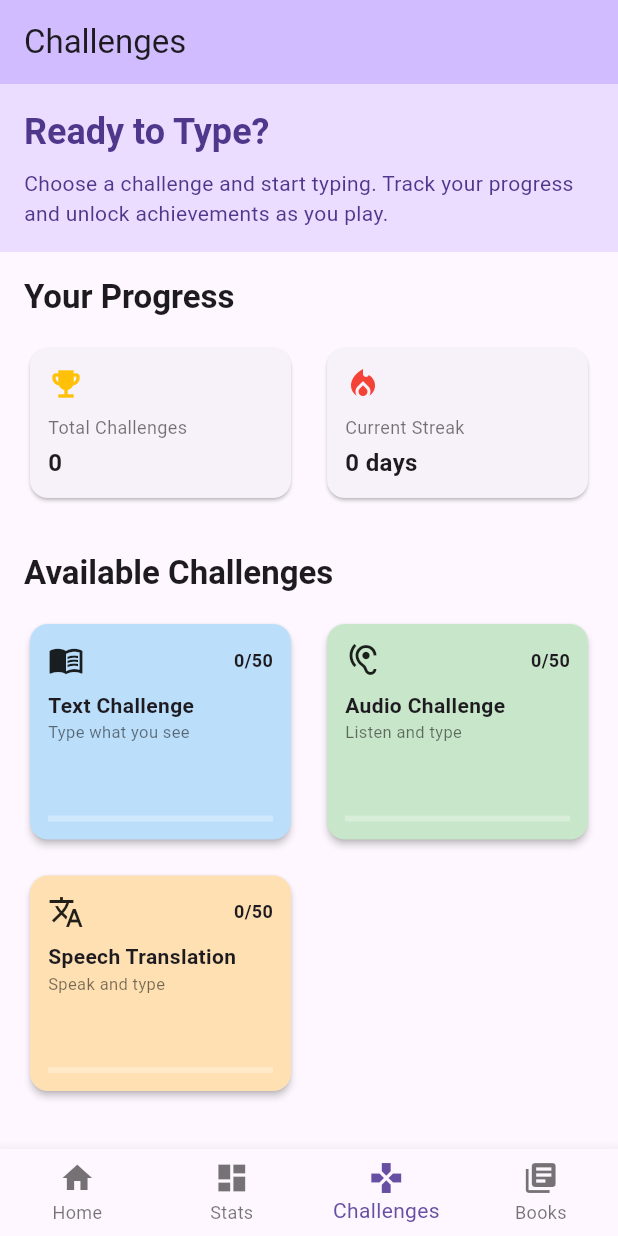
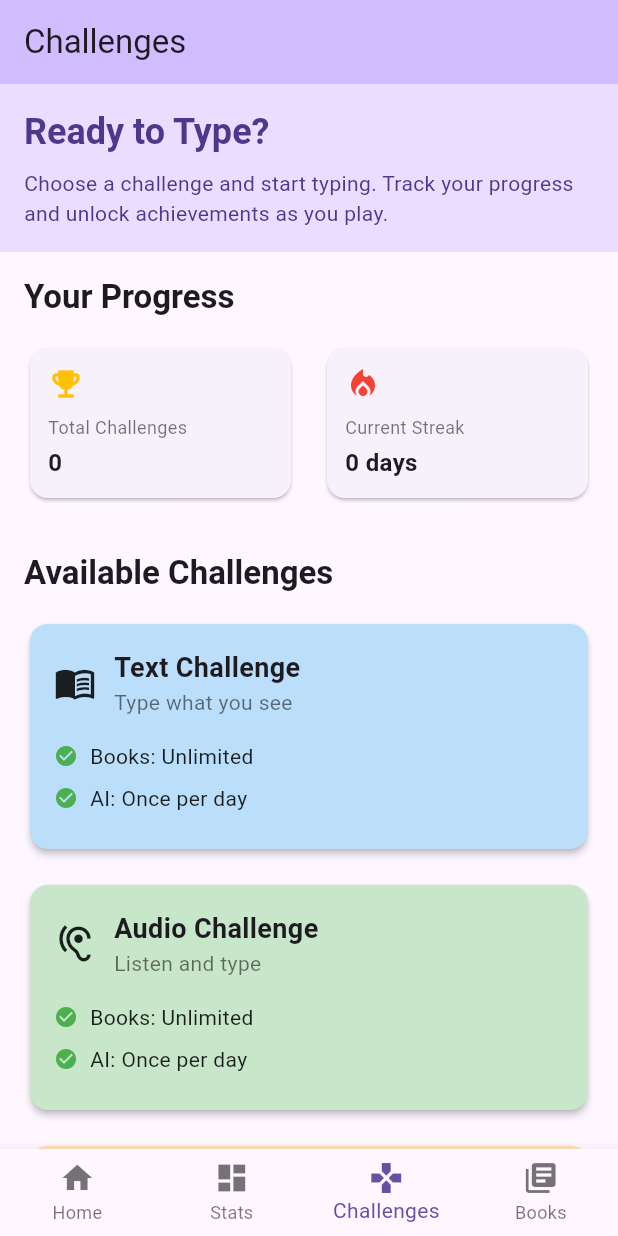
Before and after one commit to hyunjin1012/justype_app, a Flutter app: the screen it shows after launch, item 3 of the bottom bar chosen, on a phone screen of 412 x 824 dp. Run offline on Flutter 3.47's test engine with Material 3 defaults, Android fonts, the light colour scheme and no system bars; our stand-ins replace confetti, flutter_dotenv, flutter_tts, go_router, shared_preferences, speech_to_text; missing offline and left inert: translator; network calls fail.

Commit message:
edit challenges screen to display limits

```diff
--- a/lib/screens/challenges_screen.dart
+++ b/lib/screens/challenges_screen.dart
@@ -43,6 +43,7 @@ class _ChallengesScreenState extends State<ChallengesScreen> {
     final textChallenges = _progressService.getTextChallenges();
     final audioChallenges = _progressService.getAudioChallenges();
     final translationChallenges = _progressService.getTranslationChallenges();
+    final isAiAvailable = _progressService.isAiChallengeAvailableToday();
 
     final List<Map<String, dynamic>> challenges = [
       {
@@ -54,6 +55,18 @@ class _ChallengesScreenState extends State<ChallengesScreen> {
         'progress': textChallenges,
         'total': 50, // Example total
         'subtitle': 'Type what you see',
+        'modes': [
+          {
+            'name': 'Books',
+            'available': true,
+            'limit': 'Unlimited',
+          },
+          {
+            'name': 'AI',
+            'available': isAiAvailable,
+            'limit': 'Once per day',
+          },
+        ],
       },
       {
         'title': 'Audio Challenge',
@@ -64,6 +77,18 @@ class _ChallengesScreenState extends State<ChallengesScreen> {
         'progress': audioChallenges,
         'total': 50, // Example total
         'subtitle': 'Listen and type',
+        'modes': [
+          {
+            'name': 'Books',
+            'available': true,
+            'limit': 'Unlimited',
+          },
+          {
+            'name': 'AI',
+            'available': isAiAvailable,
+            'limit': 'Once per day',
+          },
+        ],
       },
       {
         'title': 'Speech Translation',
@@ -74,6 +99,13 @@ class _ChallengesScreenState extends State<ChallengesScreen> {
         'progress': translationChallenges,
         'total': 50, // Example total
         'subtitle': 'Speak and type',
+        'modes': [
+          {
+            'name': 'Translation',
+            'available': true,
+            'limit': 'Unlimited',
+          },
+        ],
       },
     ];
 
@@ -162,70 +194,86 @@ class _ChallengesScreenState extends State<ChallengesScreen> {
                         ),
                   ),
                   const SizedBox(height: 16),
-                  GridView.builder(
+                  ListView.builder(
                     shrinkWrap: true,
                     physics: const NeverScrollableScrollPhysics(),
-                    gridDelegate:
-                        const SliverGridDelegateWithFixedCrossAxisCount(
-                      crossAxisCount: 2,
-                      childAspectRatio: 1.2,
-                      crossAxisSpacing: 16,
-                      mainAxisSpacing: 16,
-                    ),
                     itemCount: challenges.length,
                     itemBuilder: (context, index) {
                       final challenge = challenges[index];
-                      final progress =
-                          challenge['progress'] / challenge['total'];
-                      return GestureDetector(
+                      return Padding(
+                        padding: const EdgeInsets.only(bottom: 16.0),
+                        child: GestureDetector(
                           onTap: () =>
                               GoRouter.of(context).go(challenge['route']),
                           child: Card(
                             elevation: 2,
                             color: challenge['color'],
                             child: Padding(
-                            padding: const EdgeInsets.all(12.0),
+                              padding: const EdgeInsets.all(16.0),
                               child: Column(
                                 crossAxisAlignment: CrossAxisAlignment.start,
                                 children: [
                                   Row(
                                     children: [
-                                    Icon(challenge['icon'], size: 24),
-                                    const Spacer(),
-                                    Text(
-                                      '${challenge['progress']}/${challenge['total']}',
-                                      style: const TextStyle(
-                                        fontWeight: FontWeight.bold,
-                                        fontSize: 12,
-                                      ),
-                                    ),
-                                  ],
-                                ),
-                                const SizedBox(height: 8),
+                                      Icon(challenge['icon'], size: 28),
+                                      const SizedBox(width: 12),
+                                      Expanded(
+                                        child: Column(
+                                          crossAxisAlignment:
+                                              CrossAxisAlignment.start,
+                                          children: [
                                             Text(
                                               challenge['title'],
                                               style: const TextStyle(
                                                 fontWeight: FontWeight.bold,
-                                    fontSize: 14,
+                                                fontSize: 18,
                                               ),
                                             ),
                                             Text(
                                               challenge['subtitle'],
                                               style: const TextStyle(
-                                    fontSize: 11,
+                                                fontSize: 14,
                                                 color: Colors.black54,
                                               ),
                                             ),
-                                const Spacer(),
-                                LinearProgressIndicator(
-                                  value: progress,
-                                  backgroundColor:
-                                      Colors.white.withOpacity(0.3),
-                                  valueColor: AlwaysStoppedAnimation<Color>(
-                                    Theme.of(context).colorScheme.primary,
+                                          ],
                                         ),
                                       ),
                                     ],
+                                  ),
+                                  const SizedBox(height: 16),
+                                  // Show modes and their availability
+                                  ...challenge['modes'].map<Widget>((mode) {
+                                    return Padding(
+                                      padding:
+                                          const EdgeInsets.only(bottom: 8.0),
+                                      child: Row(
+                                        children: [
+                                          Icon(
+                                            mode['available']
+                                                ? Icons.check_circle
+                                                : Icons.timer,
+                                            size: 16,
+                                            color: mode['available']
+                                                ? Colors.green
+                                                : Colors.orange,
+                                          ),
+                                          const SizedBox(width: 8),
+                                          Text(
+                                            '${mode['name']}: ${mode['limit']}',
+                                            style: TextStyle(
+                                              fontSize: 14,
+                                              color: mode['available']
+                                                  ? Colors.black87
+                                                  : Colors.black54,
+                                            ),
+                                          ),
+                                        ],
+                                      ),
+                                    );
+                                  }).toList(),
+                                ],
+                              ),
                             ),
                           ),
                         ),
```
Lines whose indentation alone changed are shown as unchanged.
